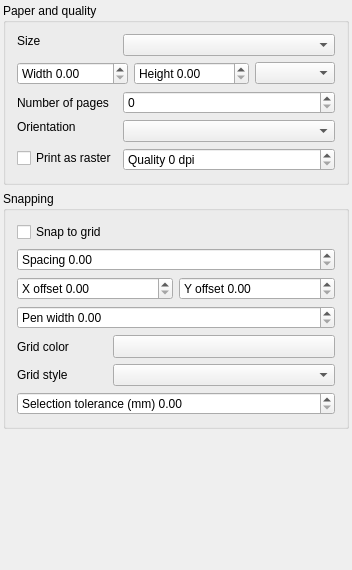
The window that src/ui/qgscompositionwidgetbase.ui (qgis/QGIS) describes before a commit, drawn with Qt 5.
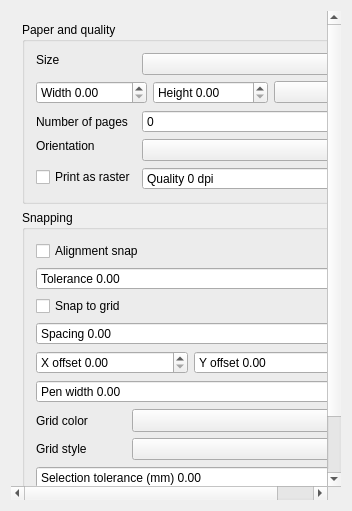
The same window after the commit. Custom widgets are drawn as their Qt base class.

Commit message: Set alignment snap and tolerance for composition

The edit to the form file:
```diff
--- a/src/ui/qgscompositionwidgetbase.ui
+++ b/src/ui/qgscompositionwidgetbase.ui
@@ -7,7 +7,7 @@
     <x>0</x>
     <y>0</y>
     <width>352</width>
-    <height>570</height>
+    <height>511</height>
    </rect>
   </property>
   <property name="sizePolicy">
@@ -19,13 +19,7 @@
   <property name="windowTitle">
    <string>Composition</string>
   </property>
-  <layout class="QGridLayout" name="gridLayout_4">
-   <property name="margin">
-    <number>0</number>
-   </property>
-   <property name="spacing">
-    <number>6</number>
-   </property>
+  <layout class="QGridLayout" name="gridLayout_3">
    <item row="0" column="0">
     <widget class="QScrollArea" name="scrollArea">
      <property name="frameShape">
@@ -42,14 +36,11 @@
        <rect>
         <x>0</x>
         <y>0</y>
-        <width>352</width>
-        <height>570</height>
+        <width>344</width>
+        <height>503</height>
        </rect>
       </property>
-      <layout class="QGridLayout" name="gridLayout_3">
-       <property name="margin">
-        <number>3</number>
-       </property>
+      <layout class="QGridLayout" name="gridLayout_2">
        <item row="0" column="0">
         <widget class="QGroupBox" name="groupBox">
          <property name="sizePolicy">
@@ -229,19 +220,6 @@
          </layout>
         </widget>
        </item>
-       <item row="2" column="0">
-        <spacer name="verticalSpacer">
-         <property name="orientation">
-          <enum>Qt::Vertical</enum>
-         </property>
-         <property name="sizeHint" stdset="0">
-          <size>
-           <width>20</width>
-           <height>40</height>
-          </size>
-         </property>
-        </spacer>
-       </item>
        <item row="1" column="0">
         <widget class="QGroupBox" name="mSnapGroupBox">
          <property name="sizePolicy">
@@ -253,18 +231,48 @@
          <property name="title">
           <string>Snapping</string>
          </property>
-         <layout class="QFormLayout" name="formLayout_2">
-          <property name="fieldGrowthPolicy">
-           <enum>QFormLayout::AllNonFixedFieldsGrow</enum>
-          </property>
-          <item row="0" column="0">
+         <layout class="QGridLayout" name="gridLayout">
+          <item row="0" column="0" colspan="2">
+           <widget class="QCheckBox" name="mAlignmentSnapCheckBox">
+            <property name="text">
+             <string>Alignment snap</string>
+            </property>
+           </widget>
+          </item>
+          <item row="1" column="0" colspan="2">
+           <widget class="QDoubleSpinBox" name="mAlignmentToleranceSpinBox">
+            <property name="prefix">
+             <string>Tolerance </string>
+            </property>
+           </widget>
+          </item>
+          <item row="2" column="0">
            <widget class="QCheckBox" name="mSnapToGridCheckBox">
             <property name="text">
              <string>Snap to grid</string>
             </property>
            </widget>
           </item>
-          <item row="2" column="0" colspan="2">
+          <item row="3" column="0" colspan="2">
+           <widget class="QDoubleSpinBox" name="mGridResolutionSpinBox">
+            <property name="sizePolicy">
+             <sizepolicy hsizetype="Expanding" vsizetype="Fixed">
+              <horstretch>0</horstretch>
+              <verstretch>0</verstretch>
+             </sizepolicy>
+            </property>
+            <property name="prefix">
+             <string>Spacing </string>
+            </property>
+            <property name="suffix">
+             <string/>
+            </property>
+            <property name="maximum">
+             <double>9999.000000000000000</double>
+            </property>
+           </widget>
+          </item>
+          <item row="4" column="0" colspan="2">
            <layout class="QHBoxLayout" name="horizontalLayout_2">
             <item>
              <widget class="QDoubleSpinBox" name="mOffsetXSpinBox">
@@ -285,7 +293,20 @@
             </item>
            </layout>
           </item>
-          <item row="4" column="0">
+          <item row="5" column="0" colspan="2">
+           <widget class="QDoubleSpinBox" name="mPenWidthSpinBox">
+            <property name="sizePolicy">
+             <sizepolicy hsizetype="Expanding" vsizetype="Fixed">
+              <horstretch>0</horstretch>
+              <verstretch>0</verstretch>
+             </sizepolicy>
+            </property>
+            <property name="prefix">
+             <string>Pen width </string>
+            </property>
+           </widget>
+          </item>
+          <item row="6" column="0">
            <widget class="QLabel" name="mGridColorLabel">
             <property name="text">
              <string>Grid color</string>
@@ -298,7 +319,7 @@
             </property>
            </widget>
           </item>
-          <item row="4" column="1">
+          <item row="6" column="1">
            <widget class="QgsColorButton" name="mGridColorButton">
             <property name="sizePolicy">
              <sizepolicy hsizetype="Expanding" vsizetype="Fixed">
@@ -311,7 +332,7 @@
             </property>
            </widget>
           </item>
-          <item row="5" column="0">
+          <item row="7" column="0">
            <widget class="QLabel" name="mGridStyleLabel">
             <property name="text">
              <string>Grid style</string>
@@ -324,51 +345,32 @@
             </property>
            </widget>
           </item>
-          <item row="5" column="1">
+          <item row="7" column="1">
            <widget class="QComboBox" name="mGridStyleComboBox"/>
           </item>
-          <item row="6" column="0" colspan="2">
+          <item row="8" column="0" colspan="2">
            <widget class="QDoubleSpinBox" name="mSelectionToleranceSpinBox">
             <property name="prefix">
              <string>Selection tolerance (mm) </string>
             </property>
            </widget>
           </item>
-          <item row="1" column="0" colspan="2">
-           <widget class="QDoubleSpinBox" name="mGridResolutionSpinBox">
-            <property name="sizePolicy">
-             <sizepolicy hsizetype="Expanding" vsizetype="Fixed">
-              <horstretch>0</horstretch>
-              <verstretch>0</verstretch>
-             </sizepolicy>
-            </property>
-            <property name="prefix">
-             <string>Spacing </string>
-            </property>
-            <property name="suffix">
-             <string/>
-            </property>
-            <property name="maximum">
-             <double>9999.000000000000000</double>
-            </property>
-           </widget>
-          </item>
-          <item row="3" column="0" colspan="2">
-           <widget class="QDoubleSpinBox" name="mPenWidthSpinBox">
-            <property name="sizePolicy">
-             <sizepolicy hsizetype="Expanding" vsizetype="Fixed">
-              <horstretch>0</horstretch>
-              <verstretch>0</verstretch>
-             </sizepolicy>
-            </property>
-            <property name="prefix">
-             <string>Pen width </string>
-            </property>
-           </widget>
-          </item>
          </layout>
         </widget>
        </item>
+       <item row="2" column="0">
+        <spacer name="verticalSpacer">
+         <property name="orientation">
+          <enum>Qt::Vertical</enum>
+         </property>
+         <property name="sizeHint" stdset="0">
+          <size>
+           <width>20</width>
+           <height>40</height>
+          </size>
+         </property>
+        </spacer>
+       </item>
       </layout>
      </widget>
     </widget>
```
The commit also changes 5 other files.
